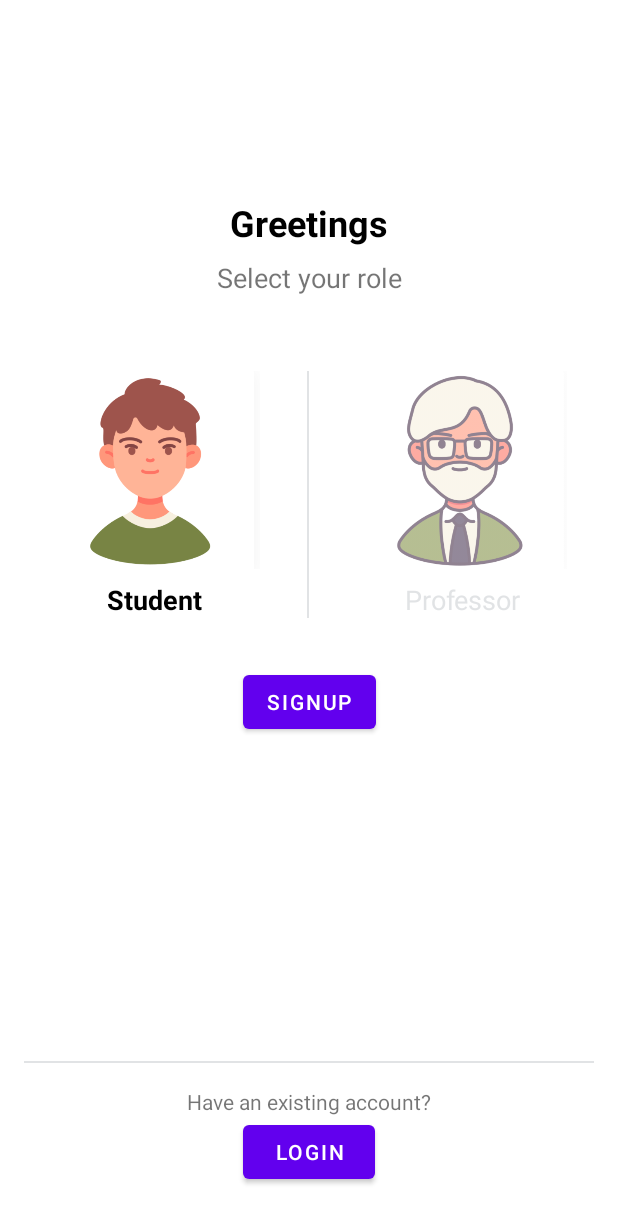
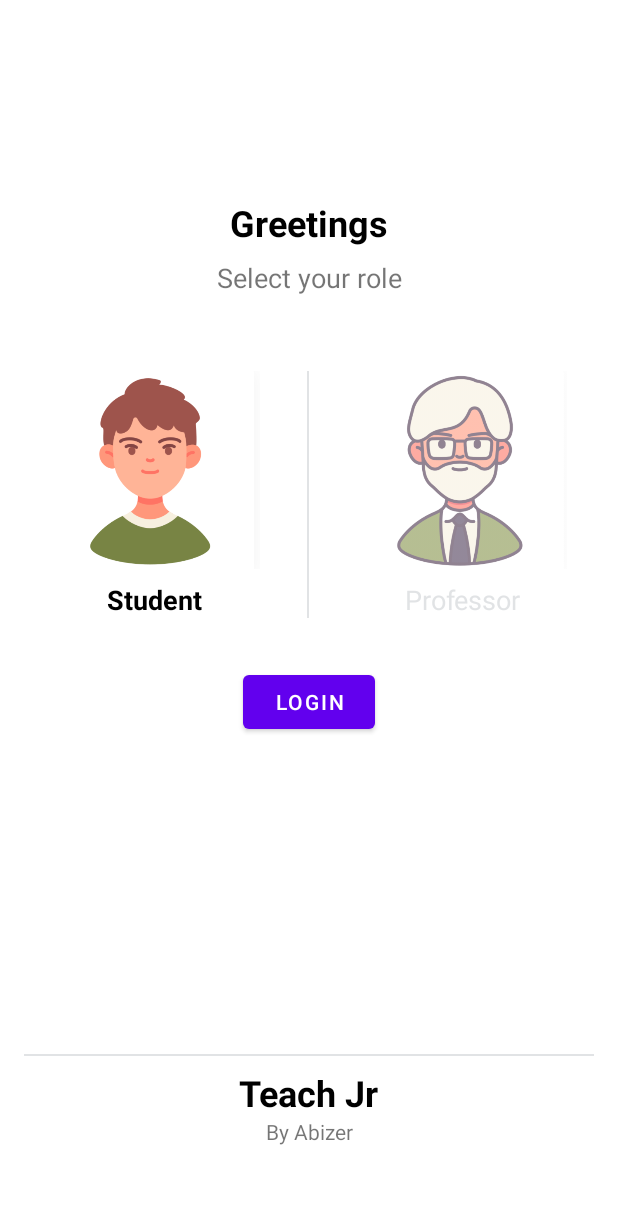
Before and after one commit to Abizer-R/Teach_Jr, an Android app: the screen it shows after launch (AuthActivity), on a phone screen of 412 x 824 dp. Shown: the top 1223 px of the screen. Run offline under Robolectric (Android 15) with nearby library versions, the phone set to English and light mode, and no system bars; our stand-ins replace Dagger/Hilt's generated code, Firebase (no records; nobody signed in at launch, a user with empty details on screens opened directly).

```diff
--- a/app/src/main/java/com/example/teachjr/di/FirebaseModule.kt
+++ b/app/src/main/java/com/example/teachjr/di/FirebaseModule.kt
@@ -23,12 +23,12 @@ class FirebaseModule {
         return FirebaseDatabase.getInstance()
     }
 
-    @Provides
-    fun provideAuthRepository(impl: AuthRepositoryImpl): AuthRepository {
-        /**
-         * Since we have constructor injection inside the 'AuthRepositoryImpl'
-         * We can directly get its instance here
-          */
-        return impl
-    }
+//    @Provides
+//    fun provideAuthRepository(impl: AuthRepositoryImpl): AuthRepository {
+//        /**
+//         * Since we have constructor injection inside the 'AuthRepositoryImpl'
+//         * We can directly get its instance here
+//          */
+//        return impl
+//    }
 }
--- a/app/src/main/java/com/example/teachjr/ui/auth/authFragments/LoginFragment.kt
+++ b/app/src/main/java/com/example/teachjr/ui/auth/authFragments/LoginFragment.kt
@@ -85,7 +85,7 @@ class LoginFragment : Fragment() {
         }
 
         binding.layoutSignUp.setOnClickListener {
-            findNavController().navigate(R.id.action_loginFragment_to_roleSelectFragment)
+//            findNavController().navigate(R.id.action_loginFragment_to_roleSelectFragment)
         }
     }
 
--- a/app/src/main/java/com/example/teachjr/ui/auth/authFragments/SignUpProfFragment.kt
+++ b/app/src/main/java/com/example/teachjr/ui/auth/authFragments/LoginProfFragment.kt
@@ -18,7 +18,7 @@ import com.example.teachjr.utils.Response
 import dagger.hilt.android.AndroidEntryPoint
 
 @AndroidEntryPoint
-class SignUpProfFragment : Fragment() {
+class LoginProfFragment : Fragment() {
 
     private lateinit var binding: FragmentSignUpProfBinding
     private val authViewModel: AuthViewModel by activityViewModels()
@@ -39,7 +39,7 @@ class SignUpProfFragment : Fragment() {
         }
 
         binding.layoutLogin.setOnClickListener {
-            findNavController().navigate(R.id.action_signUpProfFragment_to_roleSelectFragment)
+//            findNavController().navigate(R.id.action_signUpProfFragment_to_roleSelectFragment)
         }
 
         authViewModel.signupStatus.observe(viewLifecycleOwner) {
--- a/app/src/main/java/com/example/teachjr/ui/auth/authFragments/SignUpStdFragment.kt
+++ b/app/src/main/java/com/example/teachjr/ui/auth/authFragments/LoginStdFragment.kt
@@ -15,7 +15,7 @@ import com.example.teachjr.ui.viewmodels.AuthViewModel
 import com.example.teachjr.ui.student.StudentActivity
 import com.example.teachjr.utils.Response
 
-class SignUpStdFragment : Fragment() {
+class LoginStdFragment : Fragment() {
 
     private lateinit var binding: FragmentSignUpStdBinding
     private val authViewModel: AuthViewModel by activityViewModels()
@@ -36,7 +36,7 @@ class SignUpStdFragment : Fragment() {
         }
 
         binding.layoutLogin.setOnClickListener {
-            findNavController().navigate(R.id.action_signUpStdFragment_to_roleSelectFragment)
+//            findNavController().navigate(R.id.action_signUpStdFragment_to_roleSelectFragment)
         }
 
         authViewModel.signupStatus.observe(viewLifecycleOwner) {
@@ -69,7 +69,7 @@ class SignUpStdFragment : Fragment() {
             return
         }
 
-        authViewModel.signupStudent(name, enrollment, email, password)
+//        authViewModel.signupStudent(name, enrollment, email, password)
     }
 
 }
--- a/app/src/main/java/com/example/teachjr/ui/viewmodels/SplashViewModel.kt
+++ b/app/src/main/java/com/example/teachjr/ui/viewmodels/SplashViewModel.kt
@@ -1,10 +1,12 @@
 package com.example.teachjr.ui.viewmodels
 
+import android.util.Log
 import androidx.lifecycle.LiveData
 import androidx.lifecycle.MutableLiveData
 import androidx.lifecycle.ViewModel
 import androidx.lifecycle.viewModelScope
 import com.example.teachjr.data.source.repository.SplashRepository
+import com.example.teachjr.utils.Response
 import com.example.teachjr.utils.UserType
 import dagger.hilt.android.lifecycle.HiltViewModel
 import kotlinx.coroutines.launch
@@ -21,13 +23,17 @@ class SplashViewModel
         get() = _userType
 
     init {
+        Log.i("TAG", "Testing: USERID = ${splashRepository.currUser?.uid}")
         if(splashRepository.currUser != null) {
             viewModelScope.launch {
-                val type = splashRepository.getUserType()
-                _userType.postValue(type)
+                splashRepository.getUserType()
             }
         } else {
             _userType.postValue(null)
         }
     }
+
+    fun getUserType() {
+
+    }
 }
--- a/app/src/main/res/layout/fragment_role_select.xml
+++ b/app/src/main/res/layout/fragment_role_select.xml
@@ -130,46 +130,16 @@
         android:orientation="vertical"
         app:layout_constraintGuide_percent="0.5" />
 
-    <Button
-        android:id="@+id/btnSignUp"
-        android:layout_width="wrap_content"
-        android:layout_height="wrap_content"
-        android:text="SignUp"
-        app:layout_constraintEnd_toEndOf="parent"
-        app:layout_constraintStart_toStartOf="parent"
-        app:layout_constraintTop_toTopOf="@+id/guideline2"
-        android:layout_marginTop="32dp"/>
-
-    <View
-        android:id="@+id/view"
-        android:layout_width="match_parent"
-        android:layout_height="1dp"
-        android:background="#51A2A8AD"
-        app:layout_constraintBottom_toTopOf="@+id/tvExistingAccount"
-        app:layout_constraintEnd_toEndOf="parent"
-        app:layout_constraintStart_toStartOf="parent"
-        android:layout_marginStart="16dp"
-        android:layout_marginEnd="16dp"
-        android:layout_marginBottom="16dp"/>
-
-    <TextView
-        android:id="@+id/tvExistingAccount"
-        android:layout_width="wrap_content"
-        android:layout_height="wrap_content"
-        android:text="Have an existing account?"
-        app:layout_constraintBottom_toTopOf="@+id/btnLogin"
-        app:layout_constraintEnd_toEndOf="parent"
-        app:layout_constraintStart_toStartOf="parent" />
 
     <Button
         android:id="@+id/btnLogin"
         android:layout_width="wrap_content"
         android:layout_height="wrap_content"
         android:text="Login"
-        app:layout_constraintBottom_toBottomOf="parent"
         app:layout_constraintEnd_toEndOf="parent"
         app:layout_constraintStart_toStartOf="parent"
-        android:layout_marginBottom="32dp"/>
+        app:layout_constraintTop_toTopOf="@+id/guideline2"
+        android:layout_marginTop="32dp"/>
 
     <ProgressBar
         android:id="@+id/progressBar"
@@ -178,7 +148,43 @@
         android:visibility="invisible"
         app:layout_constraintEnd_toEndOf="parent"
         app:layout_constraintStart_toStartOf="parent"
-        app:layout_constraintTop_toBottomOf="@+id/btnSignUp"
+        app:layout_constraintTop_toBottomOf="@+id/btnLogin"
         android:layout_marginTop="16dp" />
 
+    <View
+        android:id="@+id/view"
+        android:layout_width="match_parent"
+        android:layout_height="1dp"
+        android:background="#51A2A8AD"
+        app:layout_constraintBottom_toTopOf="@+id/tvAppLogo"
+        app:layout_constraintEnd_toEndOf="parent"
+        app:layout_constraintStart_toStartOf="parent"
+        android:layout_marginStart="16dp"
+        android:layout_marginEnd="16dp"
+        android:layout_marginBottom="8dp"/>
+
+
+    <TextView
+        android:id="@+id/tvAppLogo"
+        android:layout_width="wrap_content"
+        android:layout_height="wrap_content"
+        android:text="Teach Jr"
+        android:textColor="@color/black"
+        android:textSize="24sp"
+        android:textStyle="bold"
+        app:layout_constraintBottom_toBottomOf="parent"
+        app:layout_constraintEnd_toEndOf="parent"
+        app:layout_constraintStart_toStartOf="parent"
+        app:layout_constraintTop_toTopOf="parent"
+        app:layout_constraintVertical_bias="0.90" />
+
+    <TextView
+        android:id="@+id/tvMadeBy"
+        android:layout_width="wrap_content"
+        android:layout_height="wrap_content"
+        android:text="By Abizer"
+        app:layout_constraintEnd_toEndOf="parent"
+        app:layout_constraintStart_toStartOf="parent"
+        app:layout_constraintTop_toBottomOf="@+id/tvAppLogo" />
+
 </androidx.constraintlayout.widget.ConstraintLayout>
--- a/app/src/main/res/layout/fragment_sign_up_prof.xml
+++ b/app/src/main/res/layout/fragment_sign_up_prof.xml
@@ -4,7 +4,7 @@
     android:layout_width="match_parent"
     android:layout_height="match_parent"
     xmlns:app="http://schemas.android.com/apk/res-auto"
-    tools:context=".ui.auth.authFragments.SignUpProfFragment">
+    tools:context=".ui.auth.authFragments.LoginProfFragment">
 
 
     <TextView
--- a/app/src/main/res/layout/fragment_sign_up_std.xml
+++ b/app/src/main/res/layout/fragment_sign_up_std.xml
@@ -4,7 +4,7 @@
     android:layout_width="match_parent"
     android:layout_height="match_parent"
     xmlns:app="http://schemas.android.com/apk/res-auto"
-    tools:context=".ui.auth.authFragments.SignUpStdFragment">
+    tools:context=".ui.auth.authFragments.LoginStdFragment">
 
 
     <TextView
--- a/app/src/main/res/navigation/nav_graph_auth.xml
+++ b/app/src/main/res/navigation/nav_graph_auth.xml
@@ -11,42 +11,34 @@
         android:label="fragment_role_select"
         tools:layout="@layout/fragment_role_select" >
         <action
-            android:id="@+id/action_roleSelectFragment_to_signUpStdFragment"
-            app:destination="@id/signUpStdFragment" />
+            android:id="@+id/action_roleSelectFragment_to_loginStdFragment"
+            app:destination="@id/loginStdFragment" />
         <action
-            android:id="@+id/action_roleSelectFragment_to_signUpProfFragment"
-            app:destination="@id/signUpProfFragment" />
-        <action
-            android:id="@+id/action_roleSelectFragment_to_loginFragment"
-            app:destination="@id/loginFragment" />
+            android:id="@+id/action_roleSelectFragment_to_loginProfFragment"
+            app:destination="@id/loginProfFragment" />
     </fragment>
     <fragment
         android:id="@+id/loginFragment"
         android:name="com.example.teachjr.ui.auth.authFragments.LoginFragment"
         android:label="fragment_login"
-        tools:layout="@layout/fragment_login" >
+        tools:layout="@layout/fragment_login" />
+    <fragment
+        android:id="@+id/loginStdFragment"
+        android:name="com.example.teachjr.ui.auth.authFragments.LoginStdFragment"
+        android:label="fragment_sign_up_std"
+        tools:layout="@layout/fragment_sign_up_std" >
         <action
-            android:id="@+id/action_loginFragment_to_roleSelectFragment"
+            android:id="@+id/action_loginStdFragment_to_roleSelectFragment"
             app:destination="@id/roleSelectFragment"
             app:popUpTo="@id/roleSelectFragment" />
     </fragment>
     <fragment
-        android:id="@+id/signUpStdFragment"
-        android:name="com.example.teachjr.ui.auth.authFragments.SignUpStdFragment"
-        android:label="fragment_sign_up_std"
-        tools:layout="@layout/fragment_sign_up_std" >
-        <action
-            android:id="@+id/action_signUpStdFragment_to_roleSelectFragment"
-            app:destination="@id/roleSelectFragment"
-            app:popUpTo="@id/roleSelectFragment" />
-    </fragment>
-    <fragment
-        android:id="@+id/signUpProfFragment"
-        android:name="com.example.teachjr.ui.auth.authFragments.SignUpProfFragment"
+        android:id="@+id/loginProfFragment"
+        android:name="com.example.teachjr.ui.auth.authFragments.LoginProfFragment"
         android:label="fragment_sign_up_prof"
         tools:layout="@layout/fragment_sign_up_prof" >
         <action
-            android:id="@+id/action_signUpProfFragment_to_roleSelectFragment"
+            android:id="@+id/action_loginProfFragment_to_roleSelectFragment"
             app:destination="@id/roleSelectFragment"
             app:popUpTo="@id/roleSelectFragment" />
     </fragment>
```
Also changed, not shown: app/src/main/java/com/example/teachjr/data/model/StudentUser.kt (added, +11 -0 lines), app/src/main/java/com/example/teachjr/data/source/repository/AuthRepositoryImpl.kt (+48 -49 lines), app/src/main/java/com/example/teachjr/data/source/repository/SplashRepository.kt (+30 -24 lines), app/src/main/java/com/example/teachjr/ui/auth/authFragments/RoleSelectFragment.kt (+5 -9 lines), app/src/main/java/com/example/teachjr/ui/viewmodels/AuthViewModel.kt (+11 -10 lines), app/src/main/java/com/example/teachjr/utils/FirebaseUtils.kt (+15 -3 lines).
